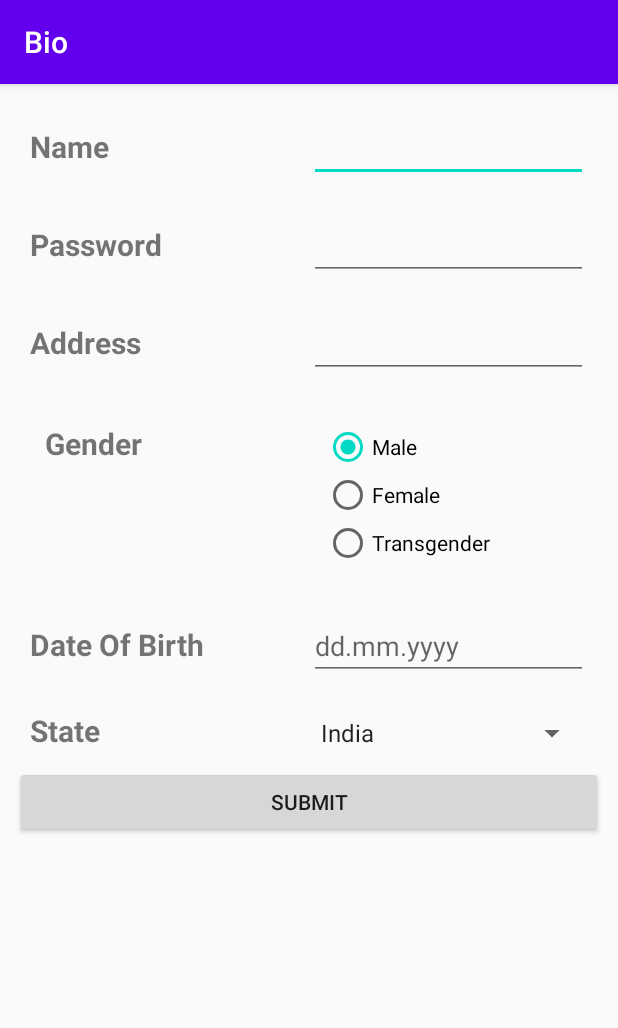
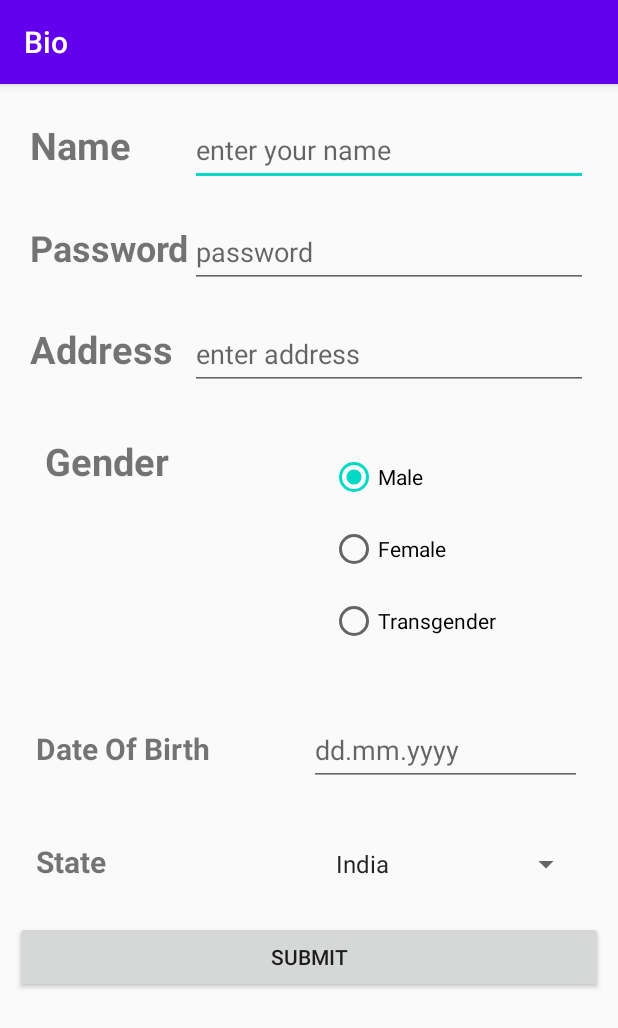
Before and after one commit to jayaraj11102/Biomyfirstapp, an Android app: the screen it shows after launch (MainActivity), on a phone screen of 412 x 824 dp. Shown: the top 1028 px of the screen. Run offline under Robolectric (Android 15) with nearby library versions, the phone set to English and light mode, and no system bars.

Commit message:
Final commit

```diff
--- a/app/src/main/res/layout/activity_main.xml
+++ b/app/src/main/res/layout/activity_main.xml
@@ -21,17 +21,17 @@
             android:layout_height="wrap_content"
             android:layout_weight="0.5"
             android:text="Name"
-            android:textSize="20dp"
+            android:textSize="25dp"
             android:textStyle="bold" />
 
 
         <EditText
             android:id="@+id/e11"
             android:layout_width="match_parent"
-            android:layout_height="wrap_content"
-            android:layout_weight="0.5"
-            android:inputType="textPersonName"
-            />
+            android:hint="enter your name"
+            android:layout_height="48dp"
+            android:layout_weight="0.2"
+            android:inputType="textPersonName" />
 
     </LinearLayout>
 
@@ -48,14 +48,15 @@
             android:layout_weight="0.5"
             android:text="Password"
 
-            android:textSize="20dp"
+            android:textSize="24dp"
             android:textStyle="bold" />
 
         <EditText
             android:id="@+id/e12"
             android:layout_width="match_parent"
-            android:layout_height="wrap_content"
-            android:layout_weight="0.5"
+            android:hint="password"
+            android:layout_height="48dp"
+            android:layout_weight="0.2"
             android:inputType="textPassword" />
 
     </LinearLayout>
@@ -72,15 +73,16 @@
             android:layout_height="wrap_content"
             android:layout_weight="0.5"
             android:text="Address"
-            android:textSize="20dp"
+            android:textSize="25dp"
             android:textStyle="bold" />
 
 
         <EditText
             android:id="@+id/e13"
+            android:hint="enter address"
             android:layout_width="match_parent"
-            android:layout_height="wrap_content"
-            android:layout_weight="0.5"
+            android:layout_height="48dp"
+            android:layout_weight="0.2"
             android:inputType="textPersonName" />
 
     </LinearLayout>
@@ -103,7 +105,7 @@
                 android:layout_width="match_parent"
                 android:layout_height="wrap_content"
                 android:text="Gender"
-                android:textSize="20dp"
+                android:textSize="25dp"
                 android:textStyle="bold" />
 
         </LinearLayout>
@@ -113,6 +115,7 @@
             android:layout_height="wrap_content"
             android:layout_margin="10dp"
             android:layout_weight="0.5"
+            android:padding="4dp"
             android:orientation="vertical">
             <RadioGroup
                 android:layout_width="wrap_content"
@@ -122,7 +125,7 @@
             <RadioButton
                 android:id="@+id/r2"
                 android:layout_width="match_parent"
-                android:layout_height="wrap_content"
+                android:layout_height="48dp"
                 android:text="Male"
                 android:checked="true"
                 />
@@ -130,13 +133,13 @@
             <RadioButton
                 android:id="@+id/r3"
                 android:layout_width="match_parent"
-                android:layout_height="wrap_content"
+                android:layout_height="48dp"
                 android:text="Female" />
 
             <RadioButton
                 android:id="@+id/r4"
                 android:layout_width="match_parent"
-                android:layout_height="wrap_content"
+                android:layout_height="48dp"
                 android:text="Transgender" />
             </RadioGroup>
 
@@ -148,6 +151,7 @@
         android:layout_width="match_parent"
         android:layout_height="wrap_content"
         android:layout_margin="10dp"
+        android:padding="4dp"
         android:orientation="horizontal">
 
         <TextView
@@ -162,7 +166,7 @@
         <EditText
             android:id="@+id/e14"
             android:layout_width="match_parent"
-            android:layout_height="wrap_content"
+            android:layout_height="48dp"
             android:layout_weight="0.5"
             android:inputType="textPersonName"
             android:hint="dd.mm.yyyy"/>
@@ -173,6 +177,7 @@
         android:layout_width="match_parent"
         android:layout_height="wrap_content"
         android:layout_margin="10dp"
+        android:padding="4dp"
         android:orientation="horizontal">
 
         <TextView
@@ -187,8 +192,9 @@
         <Spinner
             android:id="@+id/spinner"
             android:layout_width="match_parent"
-            android:layout_height="wrap_content"
+            android:layout_height="48dp"
             android:drawSelectorOnTop="true"
+            android:padding="10dp"
             android:prompt="@string/States"
             android:entries="@array/spinnerItems"
             android:layout_weight="0.5" />
```
